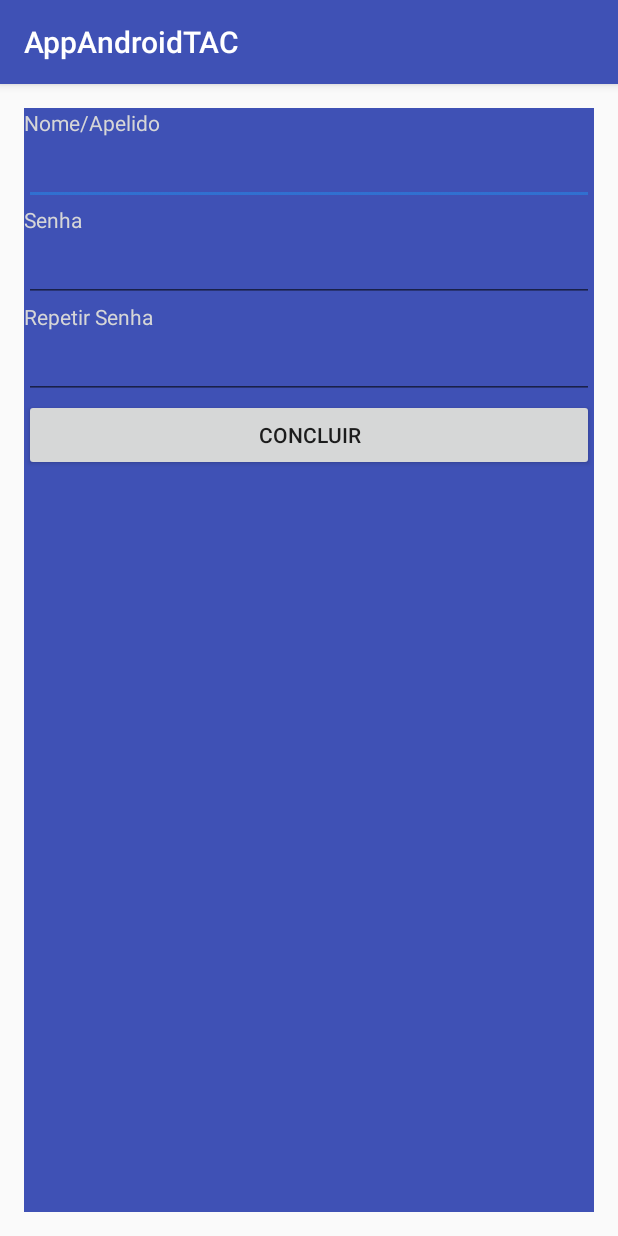
After one commit to taliateli/AppAndroidTAC, an Android app: the CadastroUsuario screen opened directly, with no data from a screen before it, on a phone screen of 412 x 824 dp. The commit adds this screen. Run offline under Robolectric (Android 15) with nearby library versions, the phone set to English and light mode, and no system bars.

Commit message:
criou entidade Usuario; criou classe de conexao com banco sqLite; implementou cadastro de usuario;

```diff
--- /dev/null
+++ b/app/src/main/java/tac/com/appandroidtac/CadastroUsuario.java
@@ -0,0 +1,38 @@
+package tac.com.appandroidtac;
+
+import android.content.Intent;
+import android.support.v7.app.AppCompatActivity;
+import android.os.Bundle;
+import android.view.View;
+import android.widget.Button;
+import android.widget.EditText;
+
+import tac.com.appandroidtac.dao.ConexaoSQLite;
+import tac.com.appandroidtac.model.Usuario;
+
+public class CadastroUsuario extends AppCompatActivity {
+
+    public static final String USU_NOME = "postosGyn.nomeApelido";
+    public static final String USU_SENHA = "postosGyn.senha";
+
+    Button btCadastrar;
+
+    @Override
+    protected void onCreate(Bundle savedInstanceState) {
+        super.onCreate(savedInstanceState);
+        setContentView(R.layout.activity_cadastro_usuario);
+        final EditText txNome = (EditText) findViewById(R.id.txNome);
+        final EditText txSenha = (EditText) findViewById(R.id.txSenha);
+        btCadastrar = (Button) findViewById(R.id.btCadastrar);
+        btCadastrar.setOnClickListener(new View.OnClickListener() {
+            @Override
+            public void onClick(View v) {
+                Intent data = new Intent();
+                data.putExtra(USU_NOME, txNome.getText().toString());
+                data.putExtra(USU_SENHA, txSenha.getText().toString());
+                setResult(RESULT_OK, data);
+                finish();
+            }
+        });
+    }
+}
--- /dev/null
+++ b/app/src/main/res/layout/activity_cadastro_usuario.xml
@@ -0,0 +1,69 @@
+<?xml version="1.0" encoding="utf-8"?>
+<RelativeLayout xmlns:android="http://schemas.android.com/apk/res/android"
+    xmlns:tools="http://schemas.android.com/tools"
+    android:id="@+id/activity_cadastro_usuario"
+    android:layout_width="match_parent"
+    android:layout_height="match_parent"
+    android:paddingBottom="@dimen/activity_vertical_margin"
+    android:paddingLeft="@dimen/activity_horizontal_margin"
+    android:paddingRight="@dimen/activity_horizontal_margin"
+    android:paddingTop="@dimen/activity_vertical_margin"
+    tools:context="tac.com.appandroidtac.CadastroUsuario">
+
+    <LinearLayout
+        android:orientation="vertical"
+        android:layout_width="match_parent"
+        android:layout_height="match_parent"
+        android:background="@color/colorPrimary"
+        android:layout_alignParentTop="true">
+
+        <TextView
+            android:text="Nome/Apelido"
+            android:layout_width="match_parent"
+            android:layout_height="wrap_content"
+            android:id="@+id/textView4"
+            android:textColor="@color/cast_expanded_controller_text_color" />
+
+        <EditText
+            android:layout_width="match_parent"
+            android:layout_height="wrap_content"
+            android:inputType="textPersonName"
+            android:ems="10"
+            android:id="@+id/txNome" />
+
+        <TextView
+            android:text="Senha"
+            android:layout_width="match_parent"
+            android:layout_height="wrap_content"
+            android:id="@+id/textView5"
+            android:textColor="@color/cast_expanded_controller_text_color" />
+
+        <EditText
+            android:layout_width="match_parent"
+            android:layout_height="wrap_content"
+            android:inputType="textPassword"
+            android:ems="10"
+            android:id="@+id/txSenha" />
+
+        <TextView
+            android:text="Repetir Senha"
+            android:layout_width="match_parent"
+            android:layout_height="wrap_content"
+            android:id="@+id/textView6"
+            android:textColor="@color/cast_expanded_controller_text_color" />
+
+        <EditText
+            android:layout_width="match_parent"
+            android:layout_height="wrap_content"
+            android:inputType="textPassword"
+            android:ems="10"
+            android:id="@+id/editText6" />
+
+        <Button
+            android:text="Concluir"
+            android:layout_width="match_parent"
+            android:layout_height="wrap_content"
+            android:id="@+id/btCadastrar" />
+
+    </LinearLayout>
+</RelativeLayout>
--- a/app/src/main/res/values/colors.xml
+++ b/app/src/main/res/values/colors.xml
@@ -1,6 +1,6 @@
 <?xml version="1.0" encoding="utf-8"?>
 <resources>
-    <color name="colorPrimary">#3F51B5</color>
+    <color name="colorPrimary">#3f51b5</color>
     <color name="colorPrimaryDark">#303F9F</color>
-    <color name="colorAccent">#FF4081</color>
+    <color name="colorAccent">#81238eeb</color>
 </resources>
```
Also changed, not shown: app/src/main/AndroidManifest.xml (+9 -7 lines), app/src/main/java/tac/com/appandroidtac/MainActivity.java (+23 -1 lines), app/src/main/java/tac/com/appandroidtac/MapsActivity.java (+0 -10 lines), app/src/main/java/tac/com/appandroidtac/Model/Usuario.java (added, +64 -0 lines), app/src/main/java/tac/com/appandroidtac/dao/ConexaoSQLite.java (added, +70 -0 lines), app/src/main/res/layout/activity_main.xml (+10 -1 lines).
